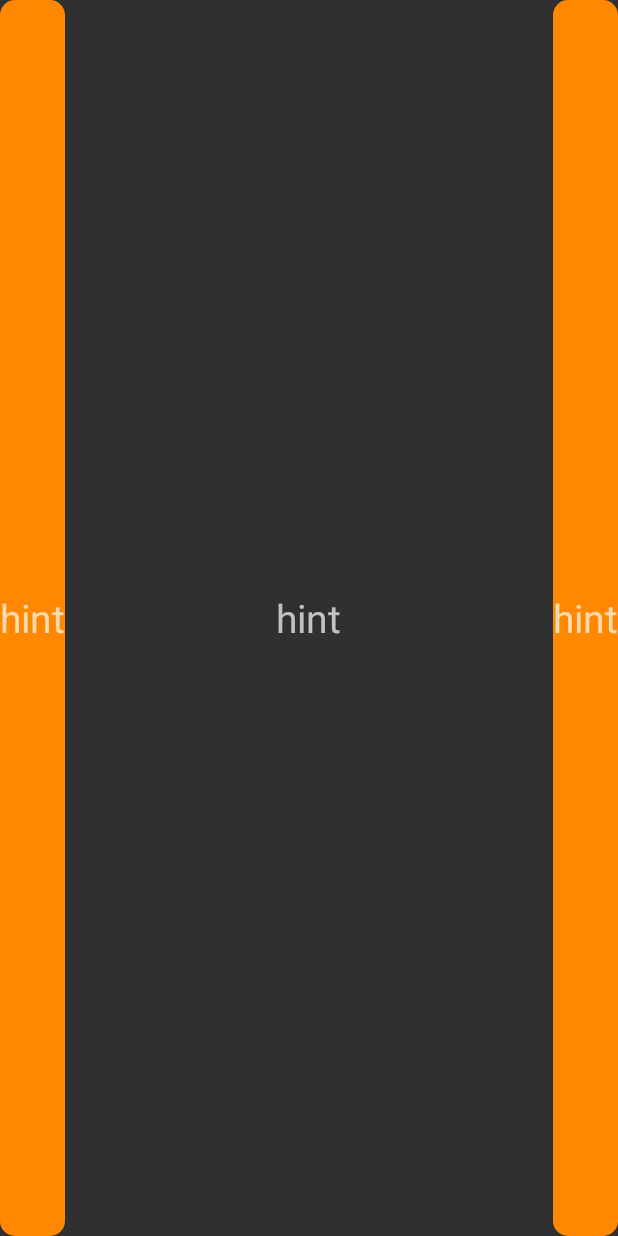
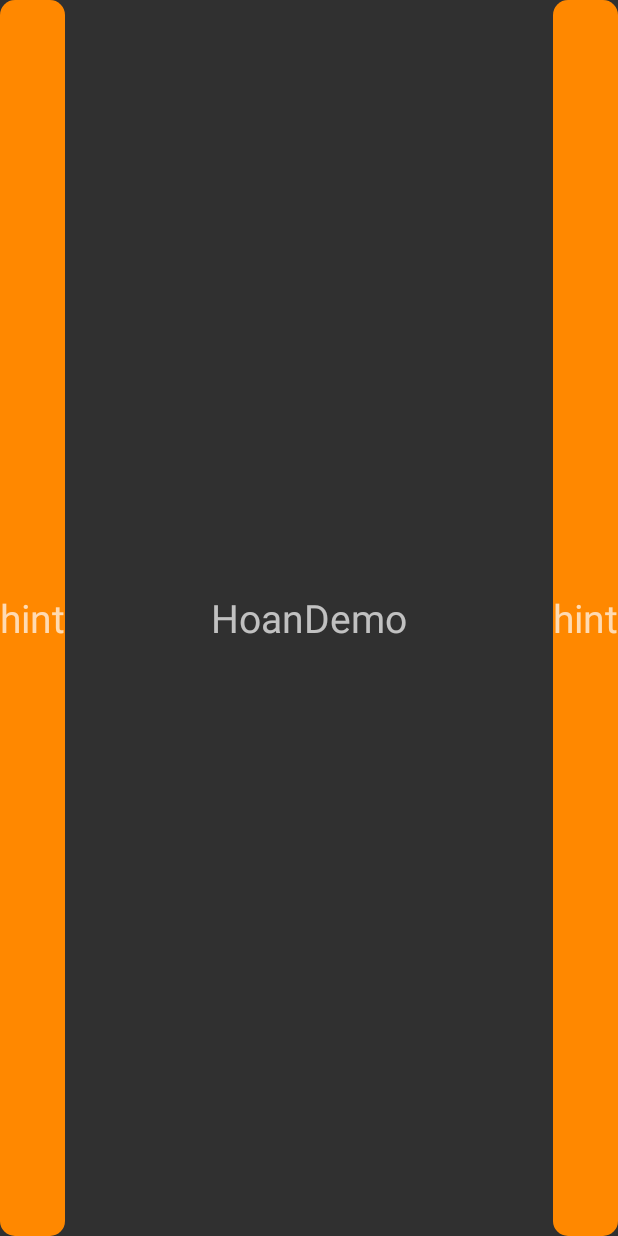
Before and after one commit to htonyn/mobile-app-dev, an Android app: the layout list_item.xml on its own in the app's theme, with its tools: preview values and no code run, on a phone screen of 412 x 824 dp. Run offline under Robolectric (Android 15) with nearby library versions, the phone set to English and light mode, and no system bars.

Commit message:
February 10th - Added Resources to Git

```diff
--- a/app/src/main/java/ponkberry/hoandemo/adapter/ListViewAdapter.java
+++ b/app/src/main/java/ponkberry/hoandemo/adapter/ListViewAdapter.java
@@ -72,6 +72,7 @@ public class ListViewAdapter extends BaseAdapter {
         if (position%2 == 0) {
             holder.textView1.setVisibility(View.VISIBLE);
             holder.textView3.setVisibility(View.INVISIBLE);
+            // Don't use ViewHolder for layout parameter
             holder.lp.setMargins(UtilDensity.dip2px(mContext,50),0,0,0);
             holder.lp.addRule(RelativeLayout.ALIGN_PARENT_LEFT);
             holder.textView2.setBackgroundResource(R.drawable.chatfrom_bg_focused);
--- a/app/src/main/res/layout/list_item.xml
+++ b/app/src/main/res/layout/list_item.xml
@@ -24,7 +24,7 @@
         android:layout_height="match_parent"
         android:layout_centerInParent="true"
         android:gravity="center"
-        android:hint="@string/hint"
+        android:hint="@string/app_name"
         android:textSize="26sp"/>
 
     <TextView
```
Also changed, not shown: app/src/main/res/drawable/chatfrom_bg_focused.9.png (added), app/src/main/res/drawable/chatto_bg_focused.9.png (added), app/src/main/res/drawable/em_unread_count_bg.9.png (added), app/src/main/res/mipmap-xhdpi/pic1.JPG (added), app/src/main/res/mipmap-xhdpi/tab_mybest_no_selected.png (added), app/src/main/res/mipmap-xhdpi/tab_mybest_selected.png (added).
